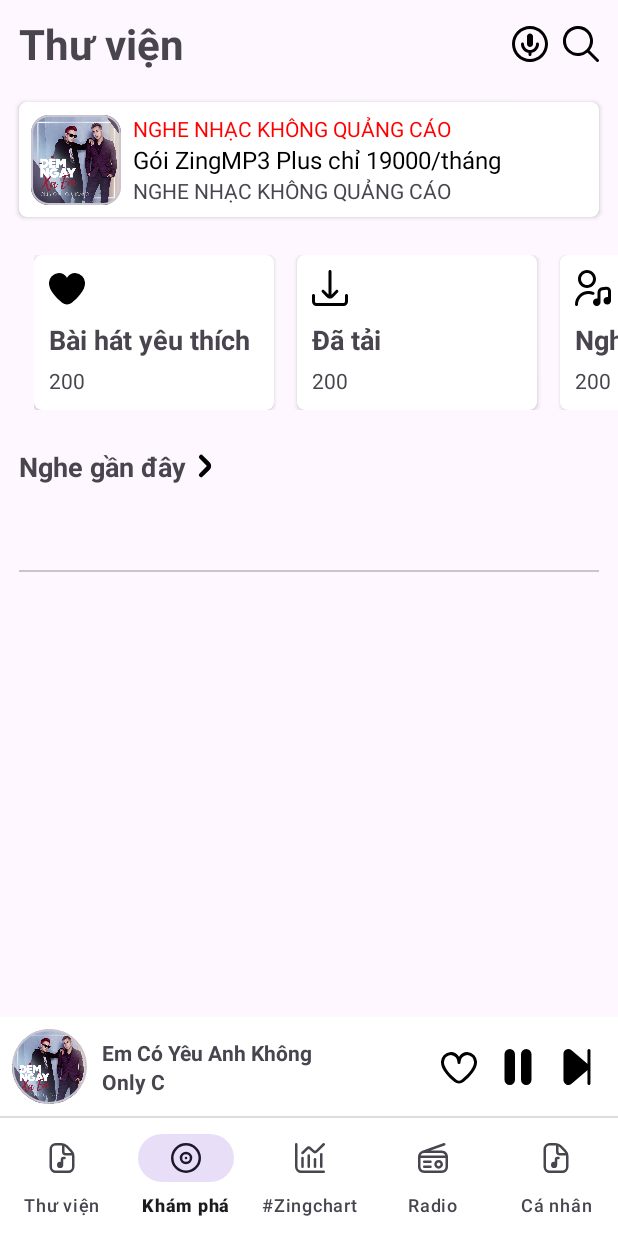
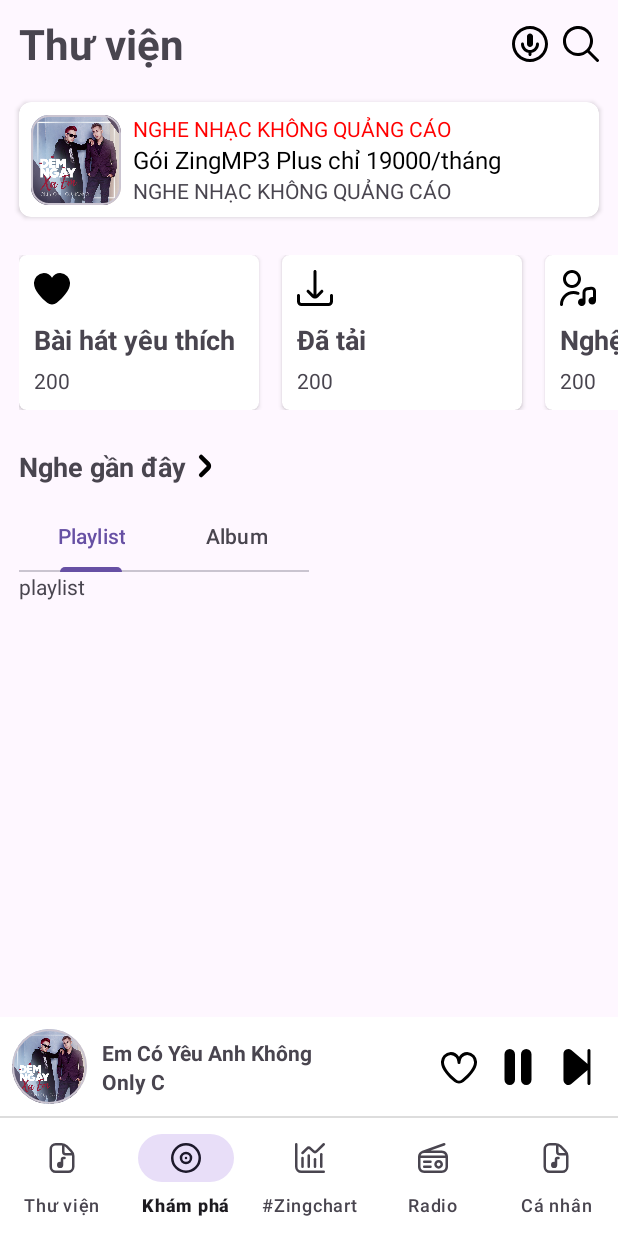
Before and after one commit to LMNsss/myZing, an Android app: the fragment LibraryFragment placed in its activity, on a phone screen of 412 x 824 dp. Run offline under Robolectric (Android 15) with nearby library versions, the phone set to English and light mode, and no system bars; our stand-ins replace data binding.

Commit message:
xong roi

```diff
--- a/app/src/main/java/com/ngoclm/myzing/ui/library/LibraryFragment.kt
+++ b/app/src/main/java/com/ngoclm/myzing/ui/library/LibraryFragment.kt
@@ -8,11 +8,12 @@ import android.view.ViewGroup
 import com.google.android.material.tabs.TabLayoutMediator
 import com.ngoclm.myzing.databinding.FragmentLibraryBinding
 import com.ngoclm.myzing.ui.library.adapter.PlayListAndAlbumPagerAdapter
+import com.ngoclm.myzing.ui.library.adapter.RecentlyListAdapter
+import com.ngoclm.myzing.ui.library.playlist_and_album.AlbumFragment
+import com.ngoclm.myzing.ui.library.playlist_and_album.PlayListFragment
 
 class LibraryFragment : Fragment() {
     private lateinit var binding: FragmentLibraryBinding
-    private val tabLayout = binding.tabLayout
-    private val pager2 = binding.viewPager
 
     override fun onCreateView(
         inflater: LayoutInflater, container: ViewGroup?,
@@ -25,12 +26,21 @@ class LibraryFragment : Fragment() {
     override fun onViewCreated(view: View, savedInstanceState: Bundle?) {
         super.onViewCreated(view, savedInstanceState)
 
-        val adapter = PlayListAndAlbumPagerAdapter(this)
-        pager2.adapter = adapter
-        TabLayoutMediator(tabLayout, pager2) {tab, pos ->
-            when(pos){
-                0 -> {tab.text = "Playlist"}
-                1 -> {tab.text = "Album"}
+        // Set up the ViewPager2 with the adapter
+        binding.viewPager.adapter = PlayListAndAlbumPagerAdapter(requireActivity())
+
+        // Connect the TabLayout and the ViewPager2
+        TabLayoutMediator(binding.tabLayout, binding.viewPager) { tab, position ->
+            when (position) {
+                0 -> {
+                    tab.text = "Playlist"
+                    binding.icMenuPlaylist.visibility = View.VISIBLE
+                }
+
+                1 -> {
+                    tab.text = "Album"
+                    binding.icMenuPlaylist.visibility = View.INVISIBLE
+                }
             }
         }.attach()
     }
--- a/app/src/main/java/com/ngoclm/myzing/ui/library/adapter/PlayListAndAlbumPagerAdapter.kt
+++ b/app/src/main/java/com/ngoclm/myzing/ui/library/adapter/PlayListAndAlbumPagerAdapter.kt
@@ -1,26 +1,28 @@
 package com.ngoclm.myzing.ui.library.adapter
 
 import androidx.fragment.app.Fragment
+import androidx.fragment.app.FragmentActivity
+import androidx.fragment.app.FragmentManager
+import androidx.lifecycle.Lifecycle
 import androidx.viewpager2.adapter.FragmentStateAdapter
 import com.ngoclm.myzing.ui.library.LibraryFragment
 import com.ngoclm.myzing.ui.library.playlist_and_album.AlbumFragment
 import com.ngoclm.myzing.ui.library.playlist_and_album.PlayListFragment
 
-class PlayListAndAlbumPagerAdapter(fragment: Fragment) :
-    FragmentStateAdapter(fragment) {
+class PlayListAndAlbumPagerAdapter(
+    fragmentActivity: FragmentActivity
+) : FragmentStateAdapter(fragmentActivity) {
+    private val items = 2
 
     override fun getItemCount(): Int {
-        return 2
+        return items
     }
 
     override fun createFragment(position: Int): Fragment {
         return when (position) {
-            0 -> {
-                PlayListFragment()
-            }
-            else -> {
-                AlbumFragment()
-            }
+            0 -> PlayListFragment()
+            1 -> AlbumFragment()
+            else -> PlayListFragment()
         }
     }
 }
--- a/app/src/main/res/layout/fragment_library.xml
+++ b/app/src/main/res/layout/fragment_library.xml
@@ -26,6 +26,13 @@
                 android:layout_height="wrap_content"
                 android:orientation="vertical"
                 app:layout_constraintGuide_percent="0.97" />
+
+            <androidx.constraintlayout.widget.Guideline
+                android:layout_width="wrap_content"
+                android:layout_height="wrap_content"
+                android:id="@+id/guideline_vertical_0.5"
+                android:orientation="vertical"
+                app:layout_constraintGuide_percent="0.5"/>
 
             <androidx.constraintlayout.widget.ConstraintLayout
                 android:id="@+id/layout_header"
@@ -75,7 +82,7 @@
                 android:layout_width="0dp"
                 android:layout_height="wrap_content"
                 android:layout_marginTop="20dp"
-                app:cardCornerRadius="5dp"
+                app:cardCornerRadius="8dp"
                 app:layout_constraintEnd_toEndOf="@id/guideline_vertical_0.97"
                 app:layout_constraintStart_toStartOf="@id/guideline_vertical_0.03"
                 app:layout_constraintTop_toBottomOf="@id/layout_header">
@@ -153,7 +160,8 @@
                     android:layout_width="match_parent"
                     android:layout_height="match_parent"
                     android:orientation="horizontal"
-                    android:padding="10dp">
+                    android:paddingTop="10dp"
+                    android:paddingBottom="10dp">
 
                     <androidx.cardview.widget.CardView
                         android:id="@+id/cv_love_song"
@@ -388,16 +396,25 @@
                 app:layout_constraintStart_toStartOf="@id/guideline_vertical_0.03"
                 app:layout_constraintTop_toBottomOf="@id/tv_listen_recently" />
 
+            <androidx.appcompat.widget.AppCompatImageView
+                android:layout_width="wrap_content"
+                android:layout_height="wrap_content"
+                android:id="@+id/ic_menu_playlist"
+                app:layout_constraintEnd_toEndOf="@id/guideline_vertical_0.97"
+                app:layout_constraintTop_toTopOf="@id/tab_layout"
+                app:layout_constraintBottom_toBottomOf="@id/tab_layout"
+                android:src="@drawable/ic_menu_dots_vertical"/>
+
             <com.google.android.material.tabs.TabLayout
                 android:id="@+id/tab_layout"
                 android:layout_width="0dp"
                 android:layout_height="wrap_content"
-                app:layout_constraintEnd_toEndOf="@id/guideline_vertical_0.97"
+                app:layout_constraintEnd_toEndOf="@id/guideline_vertical_0.5"
                 app:layout_constraintStart_toStartOf="@id/guideline_vertical_0.03"
                 app:layout_constraintTop_toBottomOf="@id/rv_listen_recently" />
 
             <androidx.viewpager2.widget.ViewPager2
-                android:layout_width="wrap_content"
+                android:layout_width="0dp"
                 android:layout_height="match_parent"
                 android:id="@+id/view_pager"
                 app:layout_constraintStart_toStartOf="@id/guideline_vertical_0.03"
```
Also changed, not shown: app/src/main/res/layout/fragment_profile.xml (+27 -11 lines).
